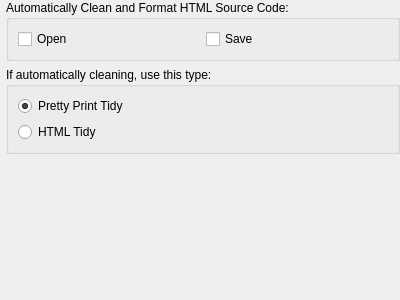
Before: the Qt Designer form src/Sigil/Form_Files/PCleanSourceWidget.ui in Sigil-Ebook/Sigil, drawn with Qt 5.
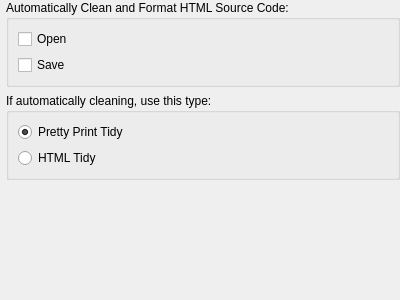
After: the same form once the commit is applied.

Commit message: One more tweak to layout.

The edit to the form file:
```diff
--- a/src/Sigil/Form_Files/PCleanSourceWidget.ui
+++ b/src/Sigil/Form_Files/PCleanSourceWidget.ui
@@ -47,7 +47,7 @@
         </property>
        </widget>
       </item>
-      <item row="0" column="1">
+      <item row="1" column="0">
        <widget class="QCheckBox" name="CleanOnSave">
         <property name="toolTip">
          <string>Clean when saving an EPUB.</string>
```
